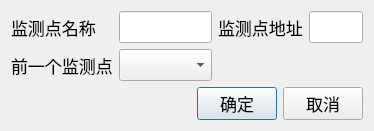
Above: ModifyMonitorDlg.ui from wanlong1215/test before the change. Below: the same form after it.
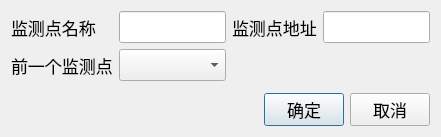
That is the form after the change.

Commit message: 修复一处BUG

The edit to the form file:
```diff
--- a/ModifyMonitorDlg.ui
+++ b/ModifyMonitorDlg.ui
@@ -6,8 +6,8 @@
    <rect>
     <x>0</x>
     <y>0</y>
-    <width>326</width>
-    <height>127</height>
+    <width>441</width>
+    <height>137</height>
    </rect>
   </property>
   <property name="font">
```
The commit also changes 2 other files.
